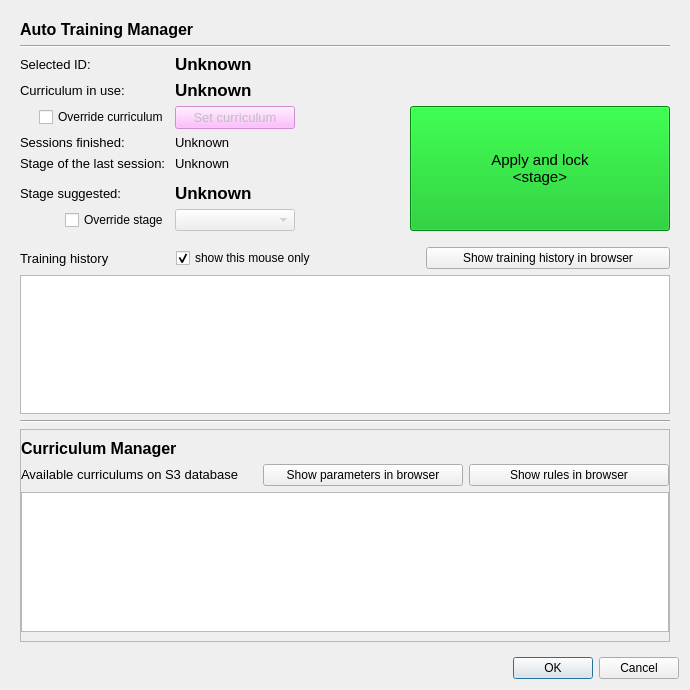
Old version of the form src/foraging_gui/AutoTrain.ui in the repository AllenNeuralDynamics/dynamic-foraging-task.
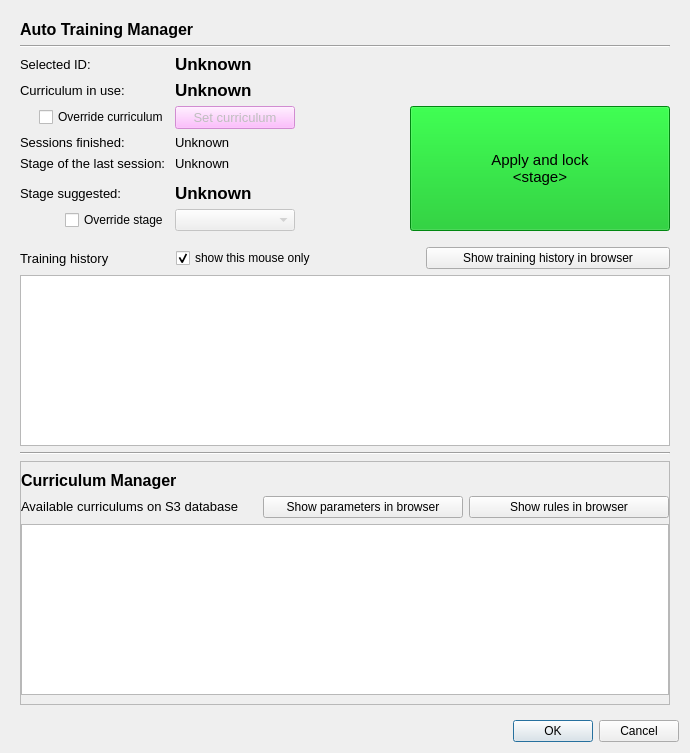
New version of the form.

Commit message: improve enable/disable logic

Patch:
```diff
--- a/src/foraging_gui/AutoTrain.ui
+++ b/src/foraging_gui/AutoTrain.ui
@@ -7,7 +7,7 @@
     <x>0</x>
     <y>0</y>
     <width>690</width>
-    <height>690</height>
+    <height>753</height>
    </rect>
   </property>
   <property name="windowTitle">
```
The commit also changes 1 other file.
